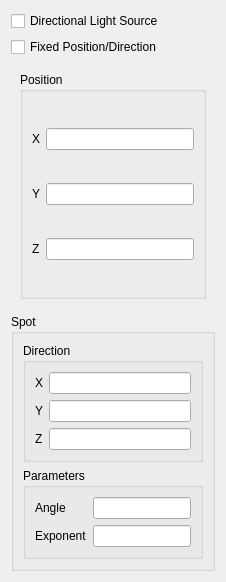
Before: the Qt Designer form ObjectTypes/Light/lightWidget.ui in ShenRen/OpenFlipper, drawn with Qt 5.
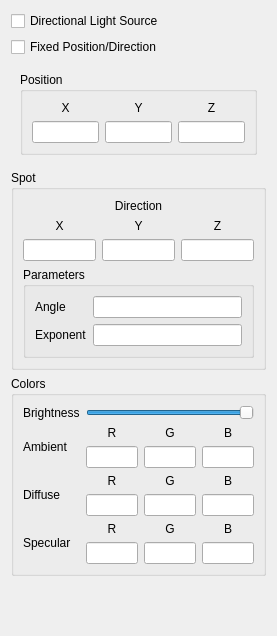
After: the same form once the commit is applied. The open tabs and pages were chosen to show the change.

Commit message: Improved light properties widget and added brightness property to light source.

```diff
--- a/ObjectTypes/Light/lightWidget.ui
+++ b/ObjectTypes/Light/lightWidget.ui
@@ -6,8 +6,8 @@
    <rect>
     <x>0</x>
     <y>0</y>
-    <width>226</width>
-    <height>582</height>
+    <width>277</width>
+    <height>636</height>
    </rect>
   </property>
   <property name="windowTitle">
@@ -37,7 +37,7 @@
    <item>
     <widget class="QStackedWidget" name="stackedWidget">
      <property name="currentIndex">
-      <number>0</number>
+      <number>1</number>
      </property>
      <widget class="QWidget" name="page">
       <layout class="QVBoxLayout" name="verticalLayout_3">
@@ -47,37 +47,50 @@
           <string>Position</string>
          </property>
          <layout class="QGridLayout" name="gridLayout">
+          <item row="6" column="0">
+           <layout class="QGridLayout" name="gridLayout_4">
+            <item row="0" column="1">
+             <widget class="QLabel" name="label_2">
+              <property name="text">
+               <string>Y</string>
+              </property>
+              <property name="alignment">
+               <set>Qt::AlignBottom|Qt::AlignHCenter</set>
+              </property>
+             </widget>
+            </item>
           <item row="0" column="0">
            <widget class="QLabel" name="label">
             <property name="text">
              <string>X</string>
             </property>
-           </widget>
-          </item>
-          <item row="5" column="0">
+              <property name="alignment">
+               <set>Qt::AlignBottom|Qt::AlignHCenter</set>
+              </property>
+             </widget>
+            </item>
+            <item row="0" column="2">
            <widget class="QLabel" name="label_3">
             <property name="text">
              <string>Z</string>
             </property>
-           </widget>
-          </item>
-          <item row="0" column="1">
+              <property name="alignment">
+               <set>Qt::AlignBottom|Qt::AlignHCenter</set>
+              </property>
+             </widget>
+            </item>
+            <item row="1" column="0">
            <widget class="QLineEdit" name="xpos"/>
           </item>
           <item row="1" column="1">
            <widget class="QLineEdit" name="ypos"/>
           </item>
-          <item row="1" column="0">
-           <widget class="QLabel" name="label_2">
-            <property name="text">
-             <string>Y</string>
-            </property>
-           </widget>
-          </item>
-          <item row="5" column="1">
+            <item row="1" column="2">
            <widget class="QLineEdit" name="zpos"/>
           </item>
          </layout>
+          </item>
+         </layout>
         </widget>
        </item>
       </layout>
@@ -90,36 +103,49 @@
           <string>Direction</string>
          </property>
          <layout class="QGridLayout" name="gridLayout_2">
-          <item row="0" column="0">
-           <widget class="QLabel" name="label_4">
-            <property name="text">
-             <string>X</string>
-            </property>
-           </widget>
-          </item>
           <item row="0" column="1">
+           <layout class="QGridLayout" name="gridLayout_8">
+            <item row="1" column="0">
            <widget class="QLineEdit" name="xdir"/>
           </item>
-          <item row="1" column="0">
-           <widget class="QLabel" name="label_6">
+            <item row="0" column="0">
+             <widget class="QLabel" name="label_4">
             <property name="text">
-             <string>Y</string>
+               <string>X</string>
+              </property>
+              <property name="alignment">
+               <set>Qt::AlignBottom|Qt::AlignHCenter</set>
             </property>
            </widget>
           </item>
           <item row="1" column="1">
            <widget class="QLineEdit" name="ydir"/>
           </item>
-          <item row="2" column="0">
-           <widget class="QLabel" name="label_5">
+            <item row="0" column="1">
+             <widget class="QLabel" name="label_6">
             <property name="text">
-             <string>Z</string>
+               <string>Y</string>
+              </property>
+              <property name="alignment">
+               <set>Qt::AlignBottom|Qt::AlignHCenter</set>
             </property>
            </widget>
           </item>
-          <item row="2" column="1">
+            <item row="1" column="2">
            <widget class="QLineEdit" name="zdir"/>
           </item>
+            <item row="0" column="2">
+             <widget class="QLabel" name="label_5">
+              <property name="text">
+               <string>Z</string>
+              </property>
+              <property name="alignment">
+               <set>Qt::AlignBottom|Qt::AlignHCenter</set>
+              </property>
+             </widget>
+            </item>
+           </layout>
+          </item>
          </layout>
         </widget>
        </item>
@@ -132,45 +158,59 @@
      <property name="title">
       <string>Spot</string>
      </property>
-     <layout class="QVBoxLayout" name="verticalLayout_5">
+     <layout class="QVBoxLayout" name="verticalLayout">
       <item>
-       <widget class="QGroupBox" name="groupBox_5">
-        <property name="title">
-         <string>Direction</string>
-        </property>
-        <layout class="QFormLayout" name="formLayout_2">
-         <item row="0" column="0">
+       <layout class="QGridLayout" name="gridLayout_9">
+        <item row="1" column="0">
           <widget class="QLabel" name="label_7">
            <property name="text">
             <string>X</string>
            </property>
-          </widget>
-         </item>
-         <item row="0" column="1">
+          <property name="alignment">
+           <set>Qt::AlignBottom|Qt::AlignHCenter</set>
+          </property>
+         </widget>
+        </item>
+        <item row="2" column="0">
           <widget class="QLineEdit" name="spotx"/>
          </item>
-         <item row="2" column="0">
+        <item row="1" column="1">
           <widget class="QLabel" name="label_9">
            <property name="text">
             <string>Y</string>
            </property>
+          <property name="alignment">
+           <set>Qt::AlignBottom|Qt::AlignHCenter</set>
+          </property>
           </widget>
          </item>
          <item row="2" column="1">
           <widget class="QLineEdit" name="spoty"/>
          </item>
-         <item row="3" column="0">
+        <item row="1" column="2">
           <widget class="QLabel" name="label_8">
            <property name="text">
             <string>Z</string>
            </property>
-          </widget>
-         </item>
-         <item row="3" column="1">
+          <property name="alignment">
+           <set>Qt::AlignBottom|Qt::AlignHCenter</set>
+          </property>
+         </widget>
+        </item>
+        <item row="2" column="2">
           <widget class="QLineEdit" name="spotz"/>
          </item>
-        </layout>
-       </widget>
+        <item row="0" column="0" colspan="3">
+         <widget class="QLabel" name="label_25">
+          <property name="text">
+           <string>Direction</string>
+          </property>
+          <property name="alignment">
+           <set>Qt::AlignCenter</set>
+          </property>
+         </widget>
+        </item>
+       </layout>
       </item>
       <item>
        <widget class="QGroupBox" name="groupBox_3">
@@ -207,6 +247,208 @@
      </layout>
     </widget>
    </item>
+   <item>
+    <widget class="QGroupBox" name="groupBox_6">
+     <property name="title">
+      <string>Colors</string>
+     </property>
+     <layout class="QVBoxLayout" name="verticalLayout_6">
+      <item>
+       <layout class="QGridLayout" name="gridLayout_3">
+        <item row="0" column="0">
+         <widget class="QLabel" name="label_12">
+          <property name="text">
+           <string>Brightness</string>
+          </property>
+         </widget>
+        </item>
+        <item row="0" column="1">
+         <widget class="QSlider" name="brightness">
+          <property name="maximum">
+           <number>100</number>
+          </property>
+          <property name="singleStep">
+           <number>5</number>
+          </property>
+          <property name="value">
+           <number>100</number>
+          </property>
+          <property name="sliderPosition">
+           <number>100</number>
+          </property>
+          <property name="orientation">
+           <enum>Qt::Horizontal</enum>
+          </property>
+         </widget>
+        </item>
+        <item row="1" column="0">
+         <widget class="QLabel" name="label_13">
+          <property name="text">
+           <string>Ambient</string>
+          </property>
+         </widget>
+        </item>
+        <item row="1" column="1">
+         <layout class="QGridLayout" name="gridLayout_5">
+          <item row="1" column="0">
+           <widget class="QLineEdit" name="ambientR"/>
+          </item>
+          <item row="1" column="1">
+           <widget class="QLineEdit" name="ambientG"/>
+          </item>
+          <item row="1" column="2">
+           <widget class="QLineEdit" name="ambientB"/>
+          </item>
+          <item row="0" column="0">
+           <widget class="QLabel" name="label_14">
+            <property name="text">
+             <string>R</string>
+            </property>
+            <property name="alignment">
+             <set>Qt::AlignBottom|Qt::AlignHCenter</set>
+            </property>
+           </widget>
+          </item>
+          <item row="0" column="1">
+           <widget class="QLabel" name="label_15">
+            <property name="text">
+             <string>G</string>
+            </property>
+            <property name="alignment">
+             <set>Qt::AlignBottom|Qt::AlignHCenter</set>
+            </property>
+           </widget>
+          </item>
+          <item row="0" column="2">
+           <widget class="QLabel" name="label_16">
+            <property name="text">
+             <string>B</string>
+            </property>
+            <property name="alignment">
+             <set>Qt::AlignBottom|Qt::AlignHCenter</set>
+            </property>
+           </widget>
+          </item>
+         </layout>
+        </item>
+        <item row="2" column="0">
+         <widget class="QLabel" name="label_17">
+          <property name="text">
+           <string>Diffuse</string>
+          </property>
+         </widget>
+        </item>
+        <item row="2" column="1">
+         <layout class="QGridLayout" name="gridLayout_6">
+          <item row="1" column="0">
+           <widget class="QLineEdit" name="diffuseR"/>
+          </item>
+          <item row="1" column="1">
+           <widget class="QLineEdit" name="diffuseG"/>
+          </item>
+          <item row="1" column="2">
+           <widget class="QLineEdit" name="diffuseB"/>
+          </item>
+          <item row="0" column="0">
+           <widget class="QLabel" name="label_18">
+            <property name="text">
+             <string>R</string>
+            </property>
+            <property name="alignment">
+             <set>Qt::AlignBottom|Qt::AlignHCenter</set>
+            </property>
+           </widget>
+          </item>
+          <item row="0" column="1">
+           <widget class="QLabel" name="label_19">
+            <property name="text">
+             <string>G</string>
+            </property>
+            <property name="alignment">
+             <set>Qt::AlignBottom|Qt::AlignHCenter</set>
+            </property>
+           </widget>
+          </item>
+          <item row="0" column="2">
+           <widget class="QLabel" name="label_20">
+            <property name="text">
+             <string>B</string>
+            </property>
+            <property name="alignment">
+             <set>Qt::AlignBottom|Qt::AlignHCenter</set>
+            </property>
+           </widget>
+          </item>
+         </layout>
+        </item>
+        <item row="3" column="0">
+         <widget class="QLabel" name="label_21">
+          <property name="text">
+           <string>Specular</string>
+          </property>
+         </widget>
+        </item>
+        <item row="3" column="1">
+         <layout class="QGridLayout" name="gridLayout_7">
+          <item row="1" column="0">
+           <widget class="QLineEdit" name="specularR"/>
+          </item>
+          <item row="1" column="1">
+           <widget class="QLineEdit" name="specularG"/>
+          </item>
+          <item row="1" column="2">
+           <widget class="QLineEdit" name="specularB"/>
+          </item>
+          <item row="0" column="0">
+           <widget class="QLabel" name="label_22">
+            <property name="text">
+             <string>R</string>
+            </property>
+            <property name="alignment">
+             <set>Qt::AlignBottom|Qt::AlignHCenter</set>
+            </property>
+           </widget>
+          </item>
+          <item row="0" column="1">
+           <widget class="QLabel" name="label_23">
+            <property name="text">
+             <string>G</string>
+            </property>
+            <property name="alignment">
+             <set>Qt::AlignBottom|Qt::AlignHCenter</set>
+            </property>
+           </widget>
+          </item>
+          <item row="0" column="2">
+           <widget class="QLabel" name="label_24">
+            <property name="text">
+             <string>B</string>
+            </property>
+            <property name="alignment">
+             <set>Qt::AlignBottom|Qt::AlignHCenter</set>
+            </property>
+           </widget>
+          </item>
+         </layout>
+        </item>
+       </layout>
+      </item>
+     </layout>
+    </widget>
+   </item>
+   <item>
+    <spacer name="verticalSpacer">
+     <property name="orientation">
+      <enum>Qt::Vertical</enum>
+     </property>
+     <property name="sizeHint" stdset="0">
+      <size>
+       <width>20</width>
+       <height>117</height>
+      </size>
+     </property>
+    </spacer>
+   </item>
   </layout>
  </widget>
  <resources/>
```
Lines whose indentation alone changed are shown as unchanged. The commit also changes 4 other files.
